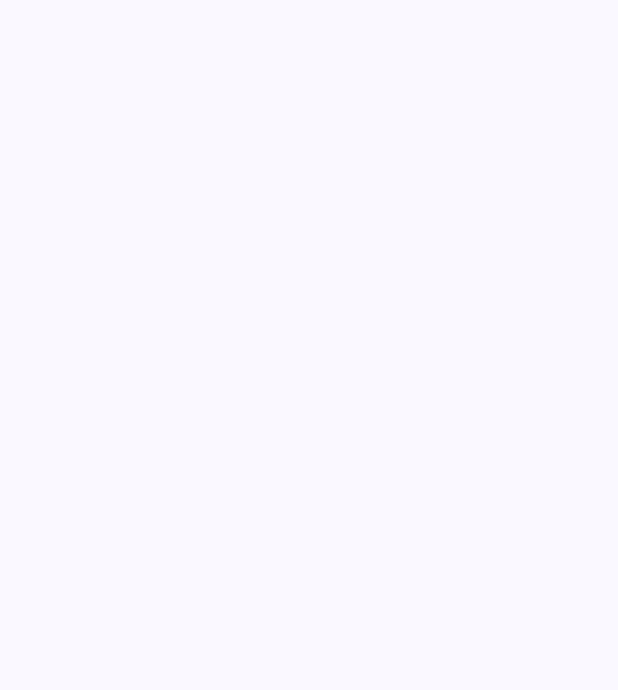
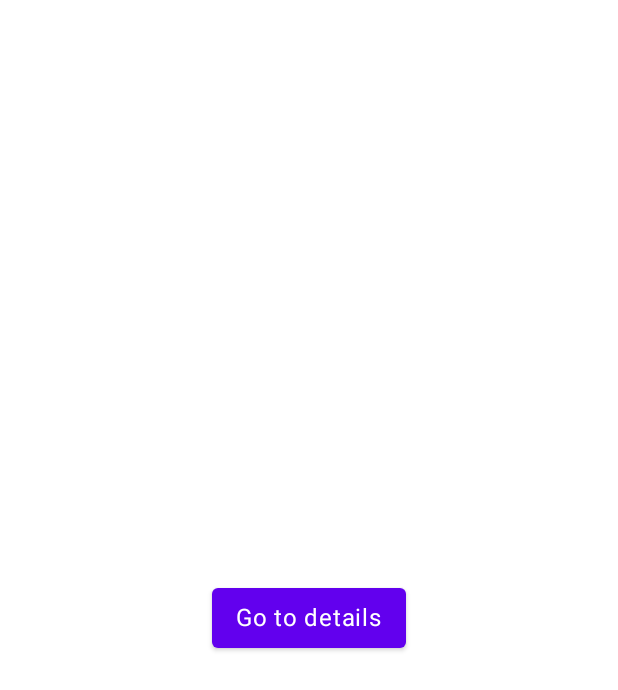
Before and after one commit to monykappa/AceldaAppUI, an Android app built with Jetpack Compose: the screen it shows after launch (MainActivity), on a phone screen of 412 x 824 dp. Before the commit the part shown is empty. Shown: the top 690 px of the screen. Run offline under Robolectric (Android 15) with nearby library versions, the phone set to English and light mode, and no system bars.

Commit message:
second commit

```diff
--- a/app/src/main/java/com/example/acledaapp/MainActivity.kt
+++ b/app/src/main/java/com/example/acledaapp/MainActivity.kt
@@ -1,83 +1,25 @@
 package com.example.acledaapp
 
-import android.graphics.fonts.FontStyle
-import androidx.compose.ui.res.painterResource
-import androidx.compose.foundation.Image
 import android.os.Bundle
 import androidx.compose.foundation.layout.*
-import androidx.compose.ui.unit.dp
-import androidx.compose.ui.unit.sp
 import androidx.activity.ComponentActivity
 import androidx.activity.compose.setContent
-import androidx.compose.foundation.BorderStroke
-import androidx.compose.foundation.Image
 import androidx.compose.foundation.background
-import androidx.compose.foundation.border
-import androidx.compose.foundation.horizontalScroll
-import androidx.compose.foundation.layout.Box
-import androidx.compose.foundation.layout.Column
-import androidx.compose.foundation.layout.Row
-import androidx.compose.foundation.layout.fillMaxHeight
-import androidx.compose.foundation.layout.fillMaxSize
-import androidx.compose.foundation.layout.fillMaxWidth
-import androidx.compose.foundation.layout.height
-import androidx.compose.foundation.layout.padding
-import androidx.compose.foundation.layout.size
-import androidx.compose.foundation.layout.width
-import androidx.compose.foundation.layout.widthIn
-import androidx.compose.foundation.lazy.LazyColumn
-import androidx.compose.foundation.lazy.LazyRow
-import androidx.compose.foundation.lazy.grid.GridCells
-import androidx.compose.foundation.lazy.grid.LazyHorizontalGrid
-import androidx.compose.foundation.lazy.items
-import androidx.compose.foundation.lazy.staggeredgrid.LazyVerticalStaggeredGrid
-import androidx.compose.foundation.lazy.staggeredgrid.StaggeredGridCells
-import androidx.compose.foundation.rememberScrollState
-import androidx.compose.foundation.shape.CircleShape
-import androidx.compose.foundation.shape.RoundedCornerShape
-import androidx.compose.foundation.verticalScroll
-import androidx.compose.material3.MaterialTheme
-import androidx.compose.material3.Surface
-import androidx.compose.material3.Text
+import com.example.acledaapp.ui.theme.AcledaAppTheme
+import androidx.compose.material.*
+import androidx.compose.material.SnackbarDefaults.backgroundColor
 import androidx.compose.runtime.Composable
 import androidx.compose.ui.Alignment
-import androidx.compose.ui.graphics.Brush
+import androidx.compose.ui.Modifier
 import androidx.compose.ui.graphics.Color
-import androidx.compose.ui.graphics.Color.Companion.Blue
-import androidx.compose.ui.graphics.Color.Companion.Cyan
-import androidx.compose.ui.graphics.Color.Companion.Red
-import androidx.compose.ui.text.font.FontWeight
+import androidx.compose.ui.text.font.*
 import androidx.compose.ui.tooling.preview.Preview
-import androidx.compose.ui.unit.Dp
 import androidx.compose.ui.unit.dp
-import androidx.compose.ui.unit.sp
-import coil.compose.rememberImagePainter
-import com.example.acledaapp.ui.theme.AcledaAppTheme
-import androidx.compose.foundation.text.BasicTextField
-import androidx.compose.material.*
-import androidx.compose.ui.text.TextStyle
-import androidx.compose.ui.text.font.*
-import androidx.compose.ui.unit.sp
-import androidx.compose.ui.Modifier
-import androidx.compose.ui.draw.clip
-import androidx.compose.ui.graphics.Color.Companion.Gray
-import androidx.compose.ui.graphics.painter.Painter
-import androidx.compose.ui.layout.ContentScale
-import androidx.compose.ui.modifier.modifierLocalConsumer
-import androidx.compose.ui.res.painterResource
-import androidx.compose.ui.semantics.Role.Companion.Image
-import androidx.compose.ui.text.font.FontVariation.width
-import androidx.compose.ui.text.style.TextAlign
-import androidx.compose.ui.unit.max
-import coil.annotation.ExperimentalCoilApi
-import coil.compose.AsyncImage
-import coil.compose.AsyncImagePainter.State.Empty.painter
-import androidx.compose.ui.text.font.FontFamily
-import androidx.navigation.NavHost
 import androidx.navigation.compose.NavHost
 import androidx.navigation.compose.composable
 import androidx.navigation.compose.rememberNavController
-import com.example.acledaapp.ui.theme.AcledaAppTheme
+import com.example.acledaapp.screens.detailScreen
+import com.example.acledaapp.screens.mainScreen
 
 
 class MainActivity : ComponentActivity() {
@@ -85,13 +27,36 @@ class MainActivity : ComponentActivity() {
         super.onCreate(savedInstanceState)
         setContent {
             AcledaAppTheme {
-                Surface(
+                // A surface container using the 'background' color from the theme
+                androidx.compose.material3.Surface(
                     modifier = Modifier.fillMaxSize(),
-                    color = MaterialTheme.colorScheme.background
+                    color = Color.White
                 ) {
+                    composeNavScreen()
 
                 }
             }
         }
     }
 }
+
+
+@Preview(showBackground = true)
+@Composable
+fun app() {
+            composeNavScreen()
+}
+
+@Composable
+fun composeNavScreen() {
+    val navController = rememberNavController()
+
+    NavHost(navController = navController, startDestination = "home") {
+        composable("home") {
+            mainScreen(navController = navController)
+        }
+        composable("detail") {
+            detailScreen()
+        }
+    }
+}
--- a/app/src/main/java/com/example/acledaapp/screens/home_screen.kt
+++ /dev/null
@@ -1 +0,0 @@
-package com.example.acledaapp.screens
--- a/app/src/main/java/com/example/acledaapp/screens/NavigationDrawer.kt
+++ b/app/src/main/java/com/example/acledaapp/screens/main_screen.kt
@@ -1,9 +1,14 @@
 package com.example.acledaapp.screens
 
-import android.graphics.fonts.FontStyle
+
+import androidx.compose.foundation.layout.fillMaxSize
+import androidx.compose.material3.Surface
+import androidx.compose.runtime.Composable
 import androidx.compose.ui.res.painterResource
 import androidx.compose.foundation.Image
 import android.os.Bundle
+import androidx.navigation.NavController
+
 import androidx.compose.foundation.layout.*
 import androidx.compose.ui.unit.dp
 import androidx.compose.ui.unit.sp
@@ -39,7 +44,6 @@ import androidx.compose.foundation.verticalScroll
 import androidx.compose.material3.MaterialTheme
 import androidx.compose.material3.Surface
 import androidx.compose.material3.Text
-import androidx.compose.runtime.Composable
 import androidx.compose.ui.Alignment
 import androidx.compose.ui.graphics.Brush
 import androidx.compose.ui.graphics.Color
@@ -72,32 +76,25 @@ import androidx.compose.ui.unit.max
 import coil.annotation.ExperimentalCoilApi
 import coil.compose.AsyncImage
 import coil.compose.AsyncImagePainter.State.Empty.painter
+import com.example.acledaapp.ui.theme.AcledaAppTheme
 import androidx.compose.ui.text.font.FontFamily
-import androidx.navigation.NavHost
-import androidx.navigation.compose.NavHost
-import androidx.navigation.compose.composable
-import androidx.navigation.compose.rememberNavController
+import com.example.acledaapp.screens.mainScreen
 import com.example.acledaapp.ui.theme.AcledaAppTheme
 
+@Composable
+fun mainScreen(navController: NavController) {
+    Box(
+        modifier = Modifier.fillMaxSize(),
+        contentAlignment = Alignment.Center,
+    ) {
+        Button(onClick = {
+            navController.navigate("detail")
+        }){
+            Text(
+                "Go to details", color = Color.White,
+            )
 
-@Composable
-fun DrawerHeader(){
-    Box(
-        modifier = Modifier
-            .fillMaxWidth()
-            .padding(vertical = 64.dp),
-        contentAlignment = Alignment.Center
-    ){
-        Text(
-            text = "Header", fontSize = 60.sp
-        )
+        }
 
     }
 }
-
-@Composable
-fun DrawerBody(
-
-){
-
-}
```
Also changed, not shown: app/src/main/java/com/example/acledaapp/screens/detail_screen.kt (added, +22 -0 lines).
